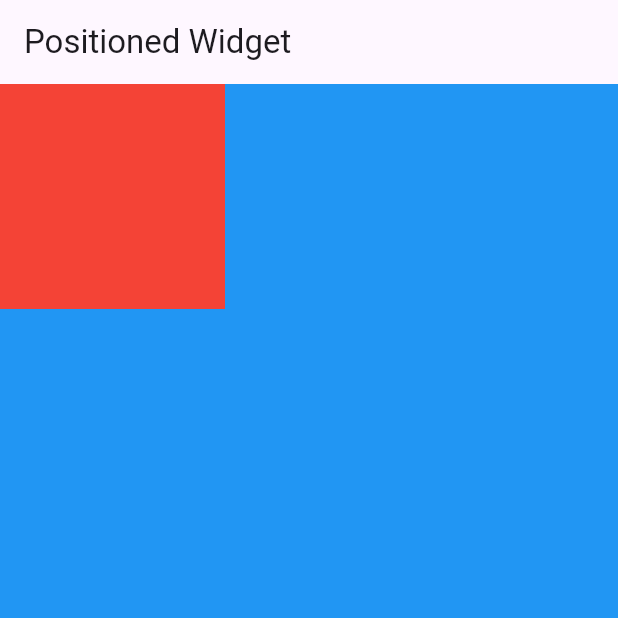
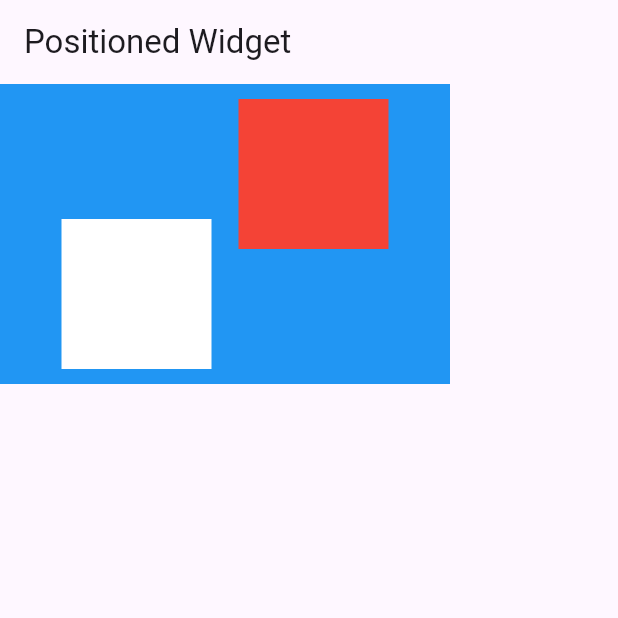
Before and after one commit to alhasann351/positioned_widget, a Flutter app: the screen it shows after launch, on a phone screen of 412 x 824 dp, the top half of it. Run offline on Flutter 3.47's test engine with Material 3 defaults, Android fonts, the phone set to English and light mode, and no system bars.

Commit message:
positioned widget added

```diff
--- a/lib/main.dart
+++ b/lib/main.dart
@@ -1,3 +1,4 @@
+import 'package:flutter/cupertino.dart';
 import 'package:flutter/material.dart';
 
 void main() {
@@ -31,15 +32,28 @@ class _MyHomePageState extends State<MyHomePage> {
         title: const Text('Positioned Widget'),
       ),
       body: Container(
-        height: double.infinity,
-        width: double.infinity,
+        height: 200,
+        width: 300,
         color: Colors.blue,
         child: Stack(
           children: [
-            Container(
-              height: 150,
-              width: 150,
-              color: Colors.red,
+            Positioned(
+              top: 10,
+              right: 41,
+              child: Container(
+                height: 100,
+                width: 100,
+                color: Colors.red,
+              ),
+            ),
+            Positioned(
+              bottom: 10,
+              left: 41,
+              child: Container(
+                height: 100,
+                width: 100,
+                color: Colors.white,
+              ),
             ),
           ],
         ),
```
